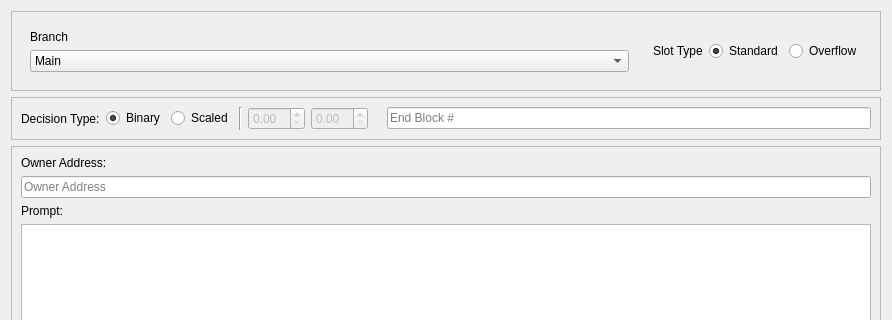
brishtiteveja/truthcoin-cpp, file src/qt/forms/decisioncreationwidget.ui: the form before one commit; both pictures show x 0 to 892 and y 0 to 320 of the 892 by 498 pixel window.
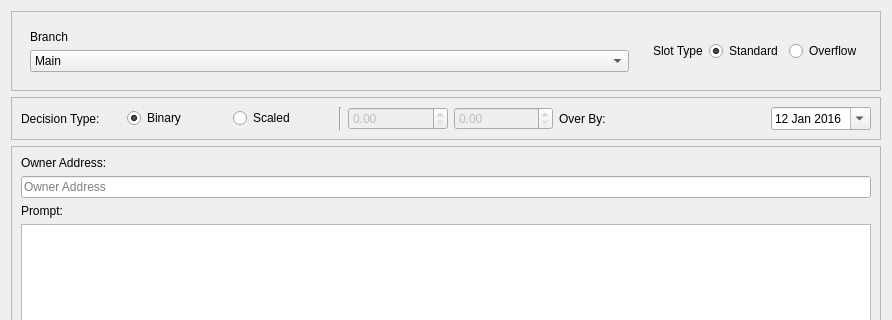
The form after the commit.

Commit message: Update market and decisison creation widgets

```diff
--- a/src/qt/forms/decisioncreationwidget.ui
+++ b/src/qt/forms/decisioncreationwidget.ui
@@ -156,6 +156,13 @@
         </property>
        </widget>
       </item>
+      <item>
+       <widget class="QLabel" name="label_2">
+        <property name="text">
+         <string>Over By:</string>
+        </property>
+       </widget>
+      </item>
       <item>
        <widget class="QLabel" name="label">
         <property name="text">
@@ -164,18 +171,19 @@
        </widget>
       </item>
       <item>
-       <widget class="QLineEdit" name="lineEditEventOverBy">
-        <property name="minimumSize">
-         <size>
-          <width>0</width>
-          <height>0</height>
-         </size>
+       <widget class="QDateEdit" name="dateEditEventOverBy">
+        <property name="dateTime">
+         <datetime>
+          <hour>0</hour>
+          <minute>0</minute>
+          <second>0</second>
+          <year>2016</year>
+          <month>1</month>
+          <day>12</day>
+         </datetime>
         </property>
-        <property name="text">
-         <string/>
-        </property>
-        <property name="placeholderText">
-         <string>End Block #</string>
+        <property name="calendarPopup">
+         <bool>true</bool>
         </property>
        </widget>
       </item>
```
The commit also changes 2 other files.
